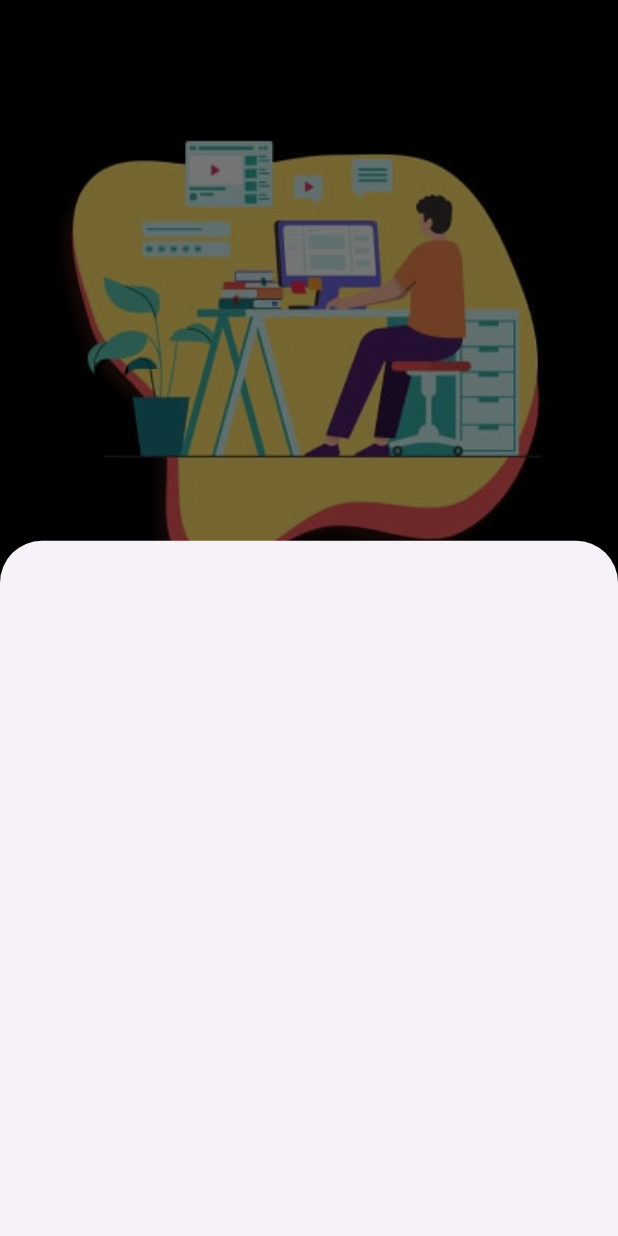
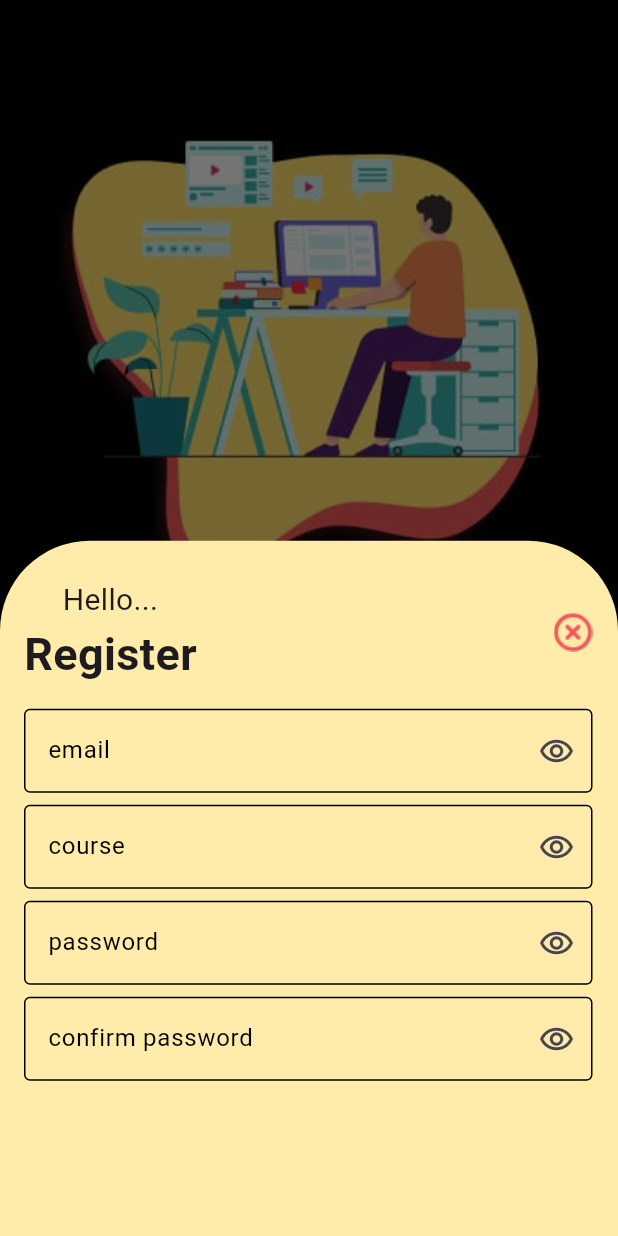
Before and after one commit to Ibrahim8545/iti_task, a Flutter app: the screen it shows after launch, after a tap on "Sign up", on a phone screen of 412 x 824 dp. Run offline on Flutter 3.47's test engine with Material 3 defaults, Android fonts, the phone set to English and light mode, and no system bars.

Commit message:
add textfieled to signup

```diff
--- a/lib/home_screen.dart
+++ b/lib/home_screen.dart
@@ -44,12 +44,12 @@ class HomeScreen extends StatelessWidget {
                 text: 'Login',
                 color: Colors.amber,
                 onTap: () {
-
                   showModalBottomSheet(
+                    backgroundColor: Colors.transparent,
                     context: context,
-                  builder:(context) {
-                    return LoginModalButtomSheet();
-                  },
+                    builder: (context) {
+                      return LoginModalButtomSheet();
+                    },
                   );
                 },
               ),
@@ -60,11 +60,12 @@ class HomeScreen extends StatelessWidget {
                 text: ('Sign up'),
                 textStyle: TextStyle(color: Colors.amber),
                 onTap: () {
-                      showModalBottomSheet(
+                  showModalBottomSheet(
+                     backgroundColor: Colors.transparent,
                     context: context,
-                  builder:(context) {
-                    return SignUpModalButtomSheet();
-                  },
+                    builder: (context) {
+                      return SignUpModalButtomSheet();
+                    },
                   );
                 },
               ),
--- a/lib/widget/custom_text_field.dart
+++ b/lib/widget/custom_text_field.dart
@@ -1,15 +1,30 @@
 import 'package:flutter/material.dart';
 
 class CustomTextFormFiled extends StatelessWidget {
-   CustomTextFormFiled({required this.labelText , super.key});
+   CustomTextFormFiled({required this.obText ,this.icon,required this.validatorText ,required this.labelText , super.key});
 String labelText;
+String validatorText;
+IconData? icon;
+bool obText;
   @override
   Widget build(BuildContext context) {
     return TextFormField(
+
       decoration: InputDecoration(
-        border: OutlineInputBorder(),
+        border:const  OutlineInputBorder(
+          borderSide: BorderSide(color: Colors.black),
+        ),
+        focusedBorder: const OutlineInputBorder( borderSide: BorderSide(color: Colors.black),),
+        enabledBorder:const  OutlineInputBorder( borderSide: BorderSide(color: Colors.black),),
+        labelStyle: const TextStyle(color: Colors.black),
         labelText:'$labelText',
+        suffixIcon: Icon(icon),
       ),
+      validator: (value) {
+        return validatorText;
+      },
+      obscureText:obText ,
+
     );
   }
 }
--- a/lib/widget/login_modal_route.dart
+++ b/lib/widget/login_modal_route.dart
@@ -5,6 +5,17 @@ class LoginModalButtomSheet extends StatelessWidget {
 
   @override
   Widget build(BuildContext context) {
-    return Container();
+    return Container(
+    padding:const  EdgeInsets.all(14),
+      decoration:const  BoxDecoration(
+          color: Color(0xffffecaa),
+        borderRadius: BorderRadius.only(
+          topLeft: Radius.circular(60),
+          topRight: Radius.circular(60),
+        ),
+      ),
+
+
+    );
   }
 }
--- a/lib/widget/signup_moda_route.dart
+++ b/lib/widget/signup_moda_route.dart
@@ -1,10 +1,75 @@
 import 'package:flutter/material.dart';
+import 'package:loginscreen/widget/custom_text_field.dart';
 
 class SignUpModalButtomSheet extends StatelessWidget {
   const SignUpModalButtomSheet({super.key});
 
   @override
   Widget build(BuildContext context) {
-    return Container();
+    return Container(
+      padding: EdgeInsets.only(top: 25,left: 16,right: 17),
+       decoration:const BoxDecoration(
+          color: Color(0xffffecaa),
+        borderRadius: BorderRadius.only(
+          topLeft: Radius.circular(60),
+          topRight: Radius.circular(60),
+        ),
+      ),
+      child:   Column(
+
+        crossAxisAlignment: CrossAxisAlignment.stretch,
+        children: [
+          Row(
+
+            children: [
+              const Column(
+
+                children: [
+                  Text('Hello...',style: TextStyle(fontSize: 20),),
+                  Text('Register',
+                  style: TextStyle(
+                    fontSize: 30,
+                    fontWeight: FontWeight.bold
+                  ),
+                  )
+                ],
+              ),
+              Spacer(),
+              Image.asset('assets/images/Vector.png')
+
+            ],
+          ),
+         const SizedBox(height: 15,),
+         CustomTextFormFiled(
+          labelText: 'email',
+          validatorText: 'Email must be not empty',
+          obText: false,
+          icon: (Icons.remove_red_eye_outlined),
+          ),
+          const SizedBox(height: 8,),
+               CustomTextFormFiled(
+          labelText: 'course',
+          validatorText: 'course must be not empty',
+          obText: false,
+          icon: (Icons.remove_red_eye_outlined),
+          ),
+          const SizedBox(height: 8,),
+               CustomTextFormFiled(
+          labelText: 'password',
+          validatorText: 'password must be not empty',
+          obText: false,
+          icon: (Icons.remove_red_eye_outlined),
+          ),
+          const SizedBox(height: 8,),
+               CustomTextFormFiled(
+          labelText: 'confirm password',
+          validatorText: 'password must be not empty',
+          obText: false,
+          icon: (Icons.remove_red_eye_outlined),
+          ),
+
+        ],
+      ),
+    );
   }
 }
```
Also changed, not shown: assets/images/Vector.png (added), assets/images/Vector@2x.png (added).
